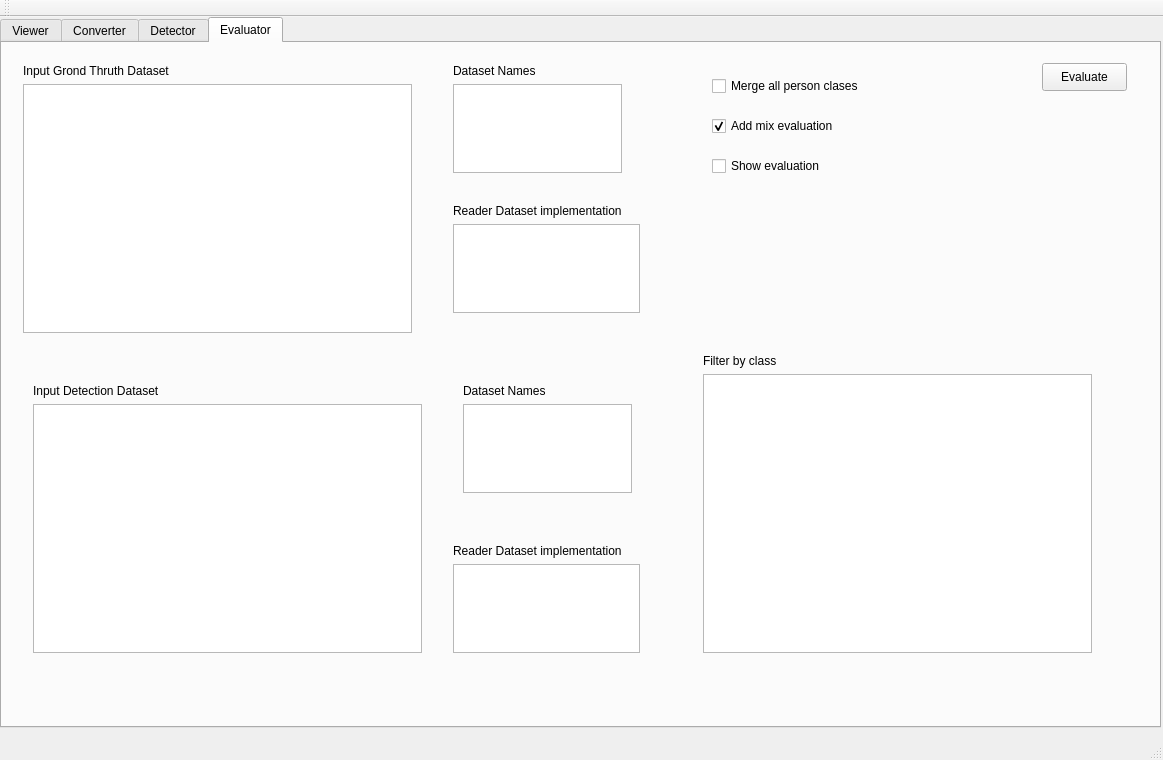
The window that c++_samplerGenerator/app/mainwindow.ui (JdeRobot/DetectionMetrics) describes before a commit, drawn with Qt 5.
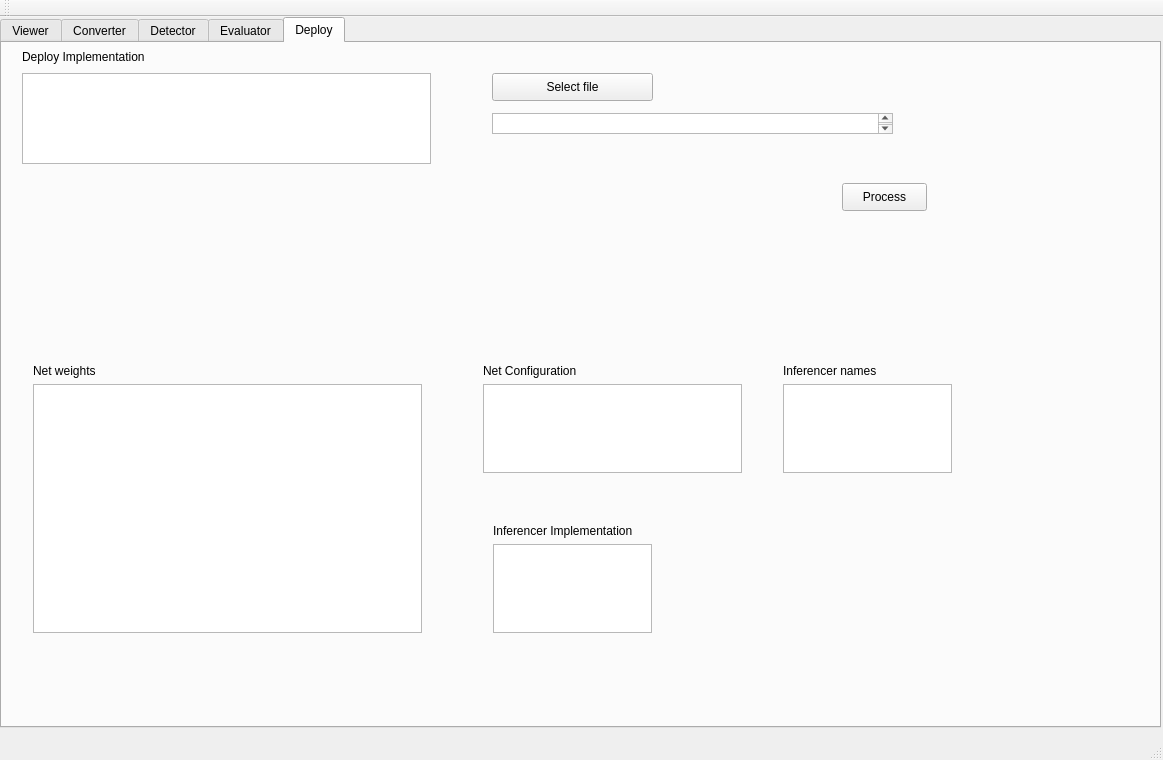
The same window after the commit.

```diff
--- a/c++_samplerGenerator/app/mainwindow.ui
+++ b/c++_samplerGenerator/app/mainwindow.ui
@@ -24,7 +24,7 @@
      </rect>
     </property>
     <property name="currentIndex">
-     <number>3</number>
+     <number>4</number>
     </property>
     <widget class="QWidget" name="tab_1">
      <attribute name="title">
@@ -813,6 +813,158 @@
       </property>
      </widget>
     </widget>
+    <widget class="QWidget" name="tab_4">
+     <attribute name="title">
+      <string>Deploy</string>
+     </attribute>
+     <widget class="QWidget" name="verticalLayoutWidget_25">
+      <property name="geometry">
+       <rect>
+        <x>480</x>
+        <y>470</y>
+        <width>181</width>
+        <height>131</height>
+       </rect>
+      </property>
+      <layout class="QVBoxLayout" name="verticalLayout_25">
+       <item>
+        <widget class="QLabel" name="label_27">
+         <property name="text">
+          <string>Inferencer Implementation</string>
+         </property>
+        </widget>
+       </item>
+       <item>
+        <widget class="QListView" name="listView_deploy_impl"/>
+       </item>
+      </layout>
+     </widget>
+     <widget class="QWidget" name="verticalLayoutWidget_26">
+      <property name="geometry">
+       <rect>
+        <x>770</x>
+        <y>310</y>
+        <width>191</width>
+        <height>131</height>
+       </rect>
+      </property>
+      <layout class="QVBoxLayout" name="verticalLayout_26">
+       <item>
+        <widget class="QLabel" name="label_28">
+         <property name="text">
+          <string>Inferencer names</string>
+         </property>
+        </widget>
+       </item>
+       <item>
+        <widget class="QListView" name="listView_deploy_names_inferencer"/>
+       </item>
+      </layout>
+     </widget>
+     <widget class="QWidget" name="verticalLayoutWidget_27">
+      <property name="geometry">
+       <rect>
+        <x>470</x>
+        <y>310</y>
+        <width>281</width>
+        <height>131</height>
+       </rect>
+      </property>
+      <layout class="QVBoxLayout" name="verticalLayout_27">
+       <item>
+        <widget class="QLabel" name="label_29">
+         <property name="text">
+          <string>Net Configuration</string>
+         </property>
+        </widget>
+       </item>
+       <item>
+        <widget class="QListView" name="listView_deploy_net_config"/>
+       </item>
+      </layout>
+     </widget>
+     <widget class="QWidget" name="verticalLayoutWidget_28">
+      <property name="geometry">
+       <rect>
+        <x>20</x>
+        <y>310</y>
+        <width>411</width>
+        <height>291</height>
+       </rect>
+      </property>
+      <layout class="QVBoxLayout" name="verticalLayout_28">
+       <item>
+        <widget class="QLabel" name="label_30">
+         <property name="text">
+          <string>Net weights</string>
+         </property>
+        </widget>
+       </item>
+       <item>
+        <widget class="QListView" name="listView_deploy_weights"/>
+       </item>
+      </layout>
+     </widget>
+     <widget class="QLabel" name="label_31">
+      <property name="geometry">
+       <rect>
+        <x>20</x>
+        <y>4</y>
+        <width>409</width>
+        <height>20</height>
+       </rect>
+      </property>
+      <property name="text">
+       <string>Deploy Implementation</string>
+      </property>
+     </widget>
+     <widget class="QListView" name="listView_deploy_input_imp">
+      <property name="geometry">
+       <rect>
+        <x>20</x>
+        <y>30</y>
+        <width>409</width>
+        <height>91</height>
+       </rect>
+      </property>
+     </widget>
+     <widget class="QTextEdit" name="textEdit_deployInputPath">
+      <property name="geometry">
+       <rect>
+        <x>490</x>
+        <y>70</y>
+        <width>401</width>
+        <height>21</height>
+       </rect>
+      </property>
+     </widget>
+     <widget class="QPushButton" name="pushButton_deploy_input">
+      <property name="geometry">
+       <rect>
+        <x>490</x>
+        <y>30</y>
+        <width>161</width>
+        <height>28</height>
+       </rect>
+      </property>
+      <property name="text">
+       <string>Select file</string>
+      </property>
+     </widget>
+     <widget class="QPushButton" name="pushButton_deploy_process">
+      <property name="geometry">
+       <rect>
+        <x>840</x>
+        <y>140</y>
+        <width>85</width>
+        <height>28</height>
+       </rect>
+      </property>
+      <property name="text">
+       <string>Process</string>
+      </property>
+     </widget>
+    </widget>
    </widget>
   </widget>
   <widget class="QMenuBar" name="menuBar">
```
